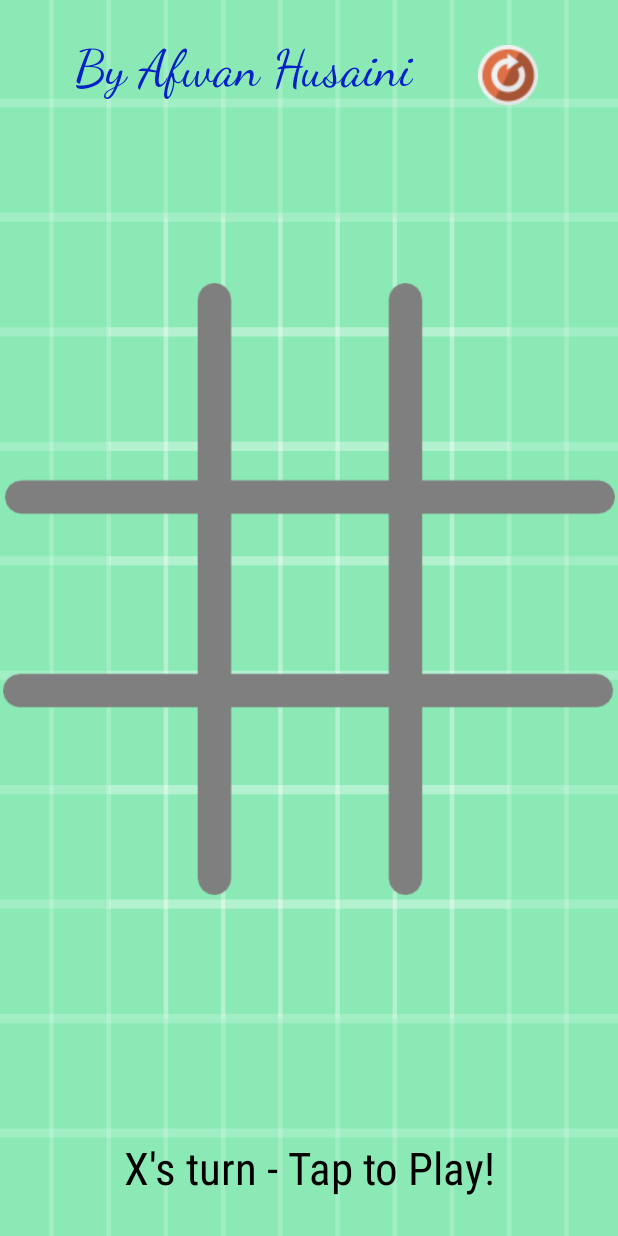
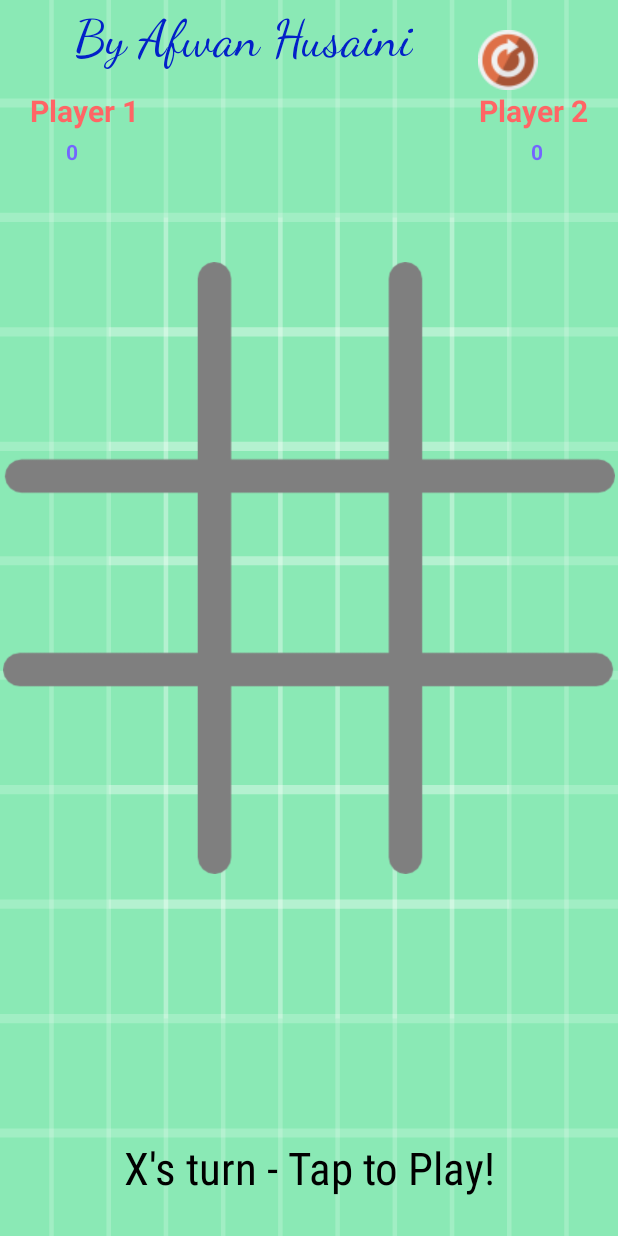
Before and after one commit to GeeklyCoder7/Tic-Tac-Toe_Game, an Android app: the layout activity_main.xml on its own in the app's theme, with its tools: preview values and no code run, on a phone screen of 412 x 824 dp. Run offline under Robolectric (Android 15) with nearby library versions, the phone set to English and light mode, and no system bars; Roboto replaces fonts that are not available here.

Commit message:
Initial Commit

```diff
--- a/app/src/main/res/layout/activity_main.xml
+++ b/app/src/main/res/layout/activity_main.xml
@@ -17,14 +17,63 @@
         app:layout_constraintBottom_toBottomOf="parent"
         app:layout_constraintEnd_toEndOf="parent"
         app:layout_constraintStart_toStartOf="parent"
-        app:layout_constraintTop_toTopOf="parent"/>
+        app:layout_constraintTop_toTopOf="parent">
+
+        <TextView
+            android:id="@+id/p1Name"
+            android:layout_width="wrap_content"
+            android:layout_height="wrap_content"
+            android:layout_marginStart="20dp"
+            android:text="Player 1"
+            android:textColor="#FF0000"
+            android:textSize="20sp"
+            android:textStyle="bold"
+            app:layout_constraintBaseline_toBaselineOf="@+id/p2Name"
+            app:layout_constraintStart_toStartOf="parent" />
+
+        <TextView
+            android:id="@+id/p2Name"
+            android:layout_width="wrap_content"
+            android:layout_height="wrap_content"
+            android:layout_marginTop="60dp"
+            android:layout_marginRight="20dp"
+            android:text="Player 2"
+            android:textColor="#FF0000"
+            android:textSize="20sp"
+            android:textStyle="bold"
+            app:layout_constraintEnd_toEndOf="parent"
+            app:layout_constraintTop_toTopOf="parent" />
+
+        <TextView
+            android:id="@+id/p1Score"
+            android:layout_width="wrap_content"
+            android:layout_height="wrap_content"
+            android:layout_marginStart="44dp"
+            android:layout_marginTop="4dp"
+            android:text="0"
+            android:textColor="#1900FF"
+            android:textStyle="bold"
+            app:layout_constraintStart_toStartOf="parent"
+            app:layout_constraintTop_toBottomOf="@+id/p1Name" />
+
+        <TextView
+            android:id="@+id/p2Score"
+            android:layout_width="wrap_content"
+            android:layout_height="wrap_content"
+            android:layout_marginRight="50dp"
+            android:text="0"
+            android:textColor="#1900FF"
+            android:textStyle="bold"
+            app:layout_constraintBaseline_toBaselineOf="@+id/p1Score"
+            app:layout_constraintEnd_toEndOf="parent" />
+    </androidx.constraintlayout.widget.ConstraintLayout>
 
     <TextView
         android:id="@+id/textView"
         android:layout_width="wrap_content"
         android:layout_height="wrap_content"
         android:layout_marginLeft="50dp"
-        android:layout_marginTop="25dp"
+        android:layout_marginTop="5dp"
         android:fontFamily="cursive"
         android:text="By Afwan Husaini"
         android:textColor="#0220C8"
@@ -36,7 +85,7 @@
         android:id="@+id/maingrid"
         android:layout_width="408dp"
         android:layout_height="452dp"
-        android:layout_marginTop="23dp"
+        android:layout_marginTop="30dp"
         android:contentDescription="our main grid"
         app:layout_constraintBottom_toBottomOf="@+id/verticalLayout"
         app:layout_constraintEnd_toEndOf="parent"
@@ -46,8 +95,9 @@
 
     <LinearLayout
         android:id="@+id/verticalLayout"
-        android:layout_width="0dp"
-        android:layout_height="500dp"
+        android:layout_width="362dp"
+        android:layout_height="470dp"
+        android:layout_marginTop="20dp"
         android:orientation="vertical"
         android:padding="5sp"
         app:layout_constraintBottom_toBottomOf="parent"
@@ -184,7 +234,7 @@
         android:layout_width="wrap_content"
         android:layout_height="wrap_content"
         android:layout_marginLeft="20dp"
-        android:layout_marginTop="20dp"
+        android:layout_marginTop="10dp"
         android:layout_marginRight="30dp"
         android:backgroundTint="#00FFFFFF"
         android:backgroundTintMode="src_in"
```
Also changed, not shown: app/build.gradle (+8 -8 lines), app/src/main/java/com/example/tic_tac_toe/MainActivity.java (+46 -16 lines), app/src/main/java/com/example/tic_tac_toe/loginActivity.java (+34 -9 lines), app/src/main/java/com/example/tic_tac_toe/winnerShowingActivity.java (+22 -2 lines), app/src/main/res/drawable/straighjline.jpg (added), 5 other files.
